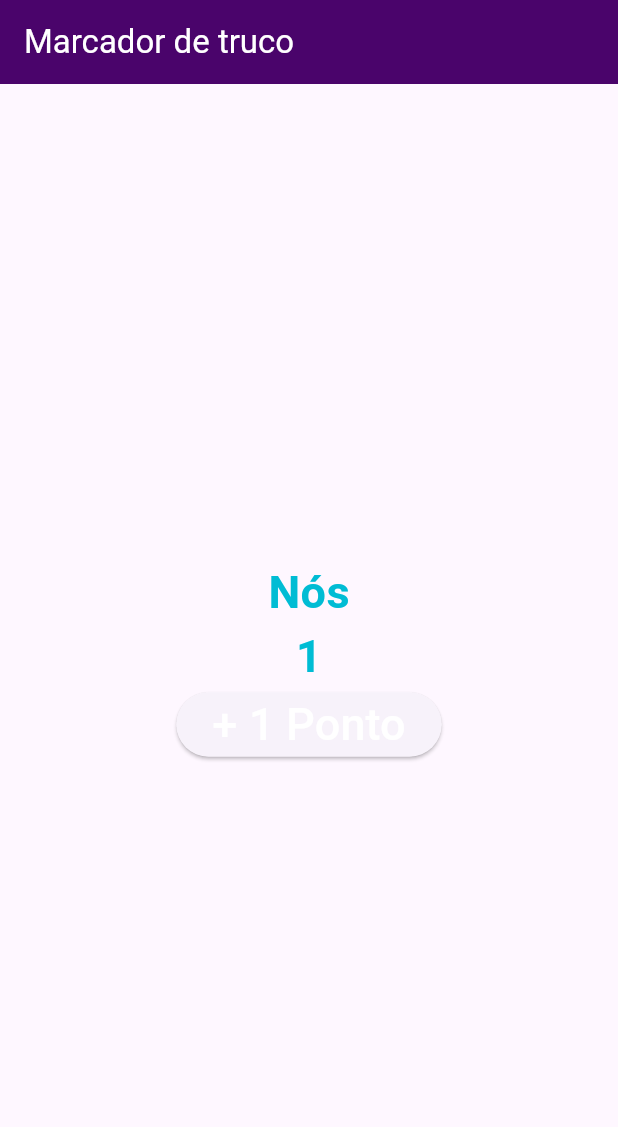
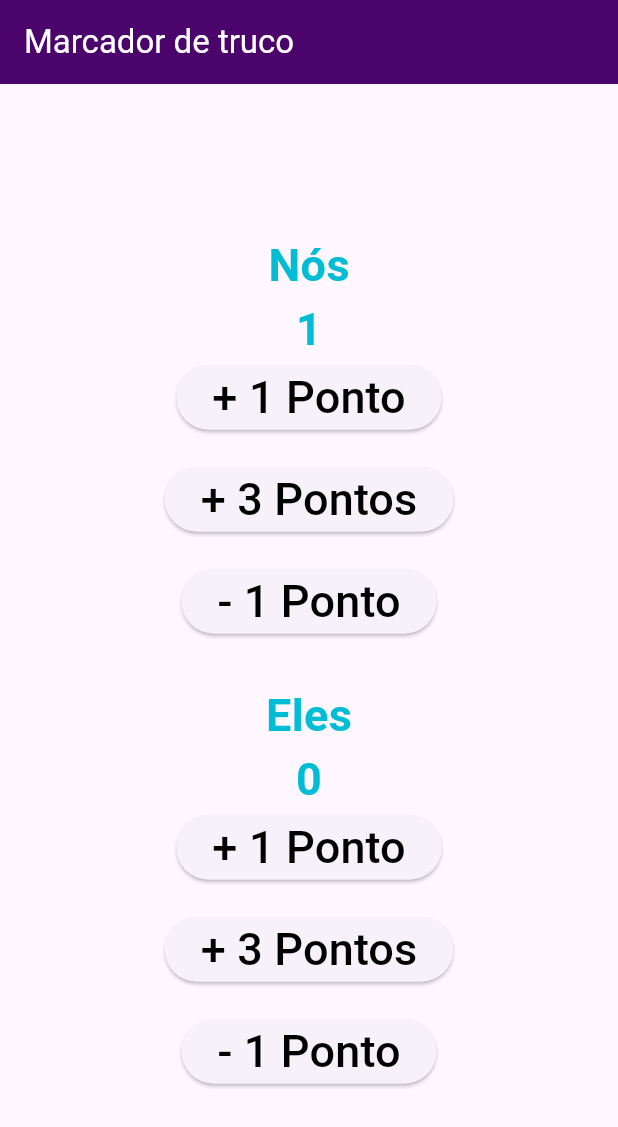
Before and after one commit to MMaranini/Aplicativo_Pontos_Truco, a Flutter app: the screen it shows after launch, after a tap on "+ 1 Ponto", on a phone screen of 412 x 824 dp. Shown: the top 1127 px of the screen. Run offline on Flutter 3.47's test engine with Material 3 defaults, Android fonts, the phone set to English and light mode, and no system bars.

Commit message:
Aplicando lógica para botões de pontos

```diff
--- a/lib/main.dart
+++ b/lib/main.dart
@@ -1,4 +1,4 @@
-// ignore_for_file: use_key_in_widget_constructors, prefer_const_constructors, prefer_const_literals_to_create_immutables, avoid_returning_null_for_void
+// ignore_for_file: use_key_in_widget_constructors, prefer_const_constructors, prefer_const_literals_to_create_immutables, avoid_returning_null_for_void, non_constant_identifier_names
 
 import 'package:flutter/material.dart';
 
@@ -7,13 +7,13 @@ main() {
 }
 
 class TelaInicial extends StatefulWidget {
-
   @override
   State<TelaInicial> createState() => _TelaInicialState();
 }
 
 class _TelaInicialState extends State<TelaInicial> {
-  int cont = 0;
+  int pontnos = 0;
+  int ponteles = 0;
 
   @override
   Widget build(BuildContext context) {
@@ -42,7 +42,7 @@ class _TelaInicialState extends State<TelaInicial> {
                 ),
               ),
               Text(
-                "$cont",
+                "$pontnos",
                 style: TextStyle(
                   color: Colors.cyan,
                   fontSize: 30,
@@ -50,11 +50,92 @@ class _TelaInicialState extends State<TelaInicial> {
                 ),
               ),
               ElevatedButton(
-                onPressed: () => AddPonto(),
+                onPressed: () => AddPontoNos(),
                 child: Text(
                   "+ 1 Ponto",
                   style: TextStyle(
-                    color: Colors.white,
+                    color: Colors.black,
+                    fontSize: 30,
+                  ),
+                ),
+              ),
+              SizedBox(
+                height: 20,
+              ),
+              ElevatedButton(
+                onPressed: () => MaisTresNos(),
+                child: Text(
+                  "+ 3 Pontos",
+                  style: TextStyle(
+                    color: Colors.black,
+                    fontSize: 30,
+                  ),
+                ),
+              ),
+              SizedBox(
+                height: 20,
+              ),
+              ElevatedButton(
+                onPressed: () => MenosPontoNos(),
+                child: Text(
+                  "- 1 Ponto",
+                  style: TextStyle(
+                    color: Colors.black,
+                    fontSize: 30,
+                  ),
+                ),
+              ),
+              SizedBox(
+                height: 30,
+              ),
+              Text(
+                "Eles",
+                style: TextStyle(
+                  color: Colors.cyan,
+                  fontSize: 30,
+                  fontWeight: FontWeight.bold,
+                ),
+              ),
+              Text(
+                "$ponteles",
+                style: TextStyle(
+                  color: Colors.cyan,
+                  fontSize: 30,
+                  fontWeight: FontWeight.bold,
+                ),
+              ),
+              ElevatedButton(
+                onPressed: () => AddPontoEles(),
+                child: Text(
+                  "+ 1 Ponto",
+                  style: TextStyle(
+                    color: Colors.black,
+                    fontSize: 30,
+                  ),
+                ),
+              ),
+              SizedBox(
+                height: 20,
+              ),
+              ElevatedButton(
+                onPressed: () => MaisTresEles(),
+                child: Text(
+                  "+ 3 Pontos",
+                  style: TextStyle(
+                    color: Colors.black,
+                    fontSize: 30,
+                  ),
+                ),
+              ),
+              SizedBox(
+                height: 20,
+              ),
+              ElevatedButton(
+                onPressed: () => MenosPontoEles(),
+                child: Text(
+                  "- 1 Ponto",
+                  style: TextStyle(
+                    color: Colors.black,
                     fontSize: 30,
                   ),
                 ),
@@ -66,11 +147,61 @@ class _TelaInicialState extends State<TelaInicial> {
     );
   }
 
-  AddPonto() {
+  AddPontoNos() {
     setState(() {
-      cont++;
-      if(cont == 12){
-        cont = 0;
+      pontnos++;
+      if (pontnos >= 12) {
+        pontnos = 0;
+        ponteles = 0;
+      }
+    });
+  }
+
+  MenosPontoNos() {
+    setState(() {
+      pontnos--;
+      if (pontnos <= 0) {
+        pontnos = 0;
+        ponteles = 0;
+      }
+    });
+  }
+
+  MaisTresNos() {
+    setState(() {
+      pontnos = pontnos + 3;
+      if (pontnos >= 12) {
+        pontnos = 0;
+        ponteles = 0;
+      }
+    });
+  }
+  AddPontoEles() {
+    setState(() {
+      ponteles++;
+      if (ponteles >= 12) {
+        ponteles = 0;
+        pontnos = 0;
+      }
+    });
+  }
+
+  MenosPontoEles() {
+    setState(() {
+      ponteles--;
+      if (ponteles <= 0) {
+        ponteles = 0;
+        pontnos = 0;
+      }
+    });
+  }
+
+  MaisTresEles() {
+    setState(() {
+      ponteles = ponteles + 3;
+      if (ponteles >= 12) {
+        ponteles = 0;
+        pontnos = 0;
       }
     });
   }
```
